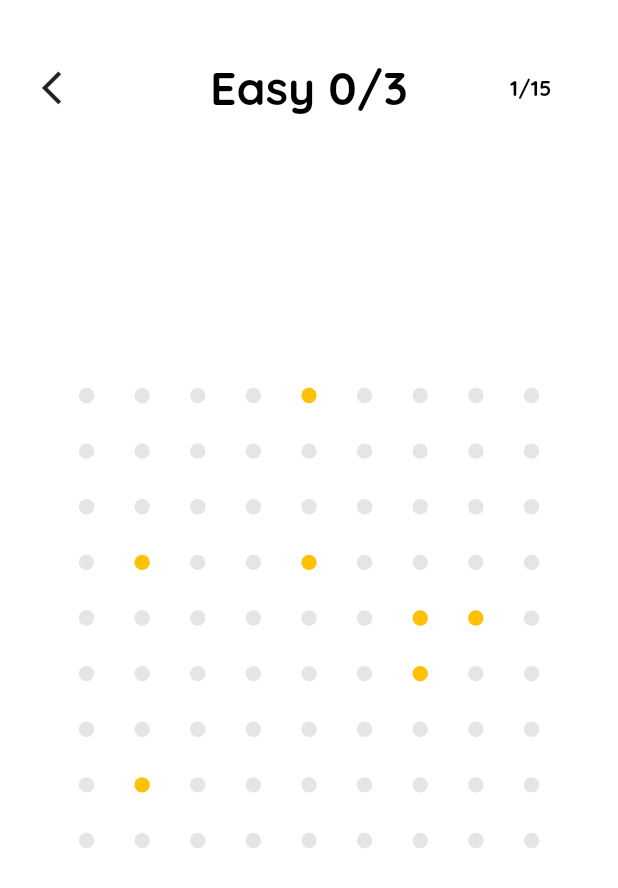
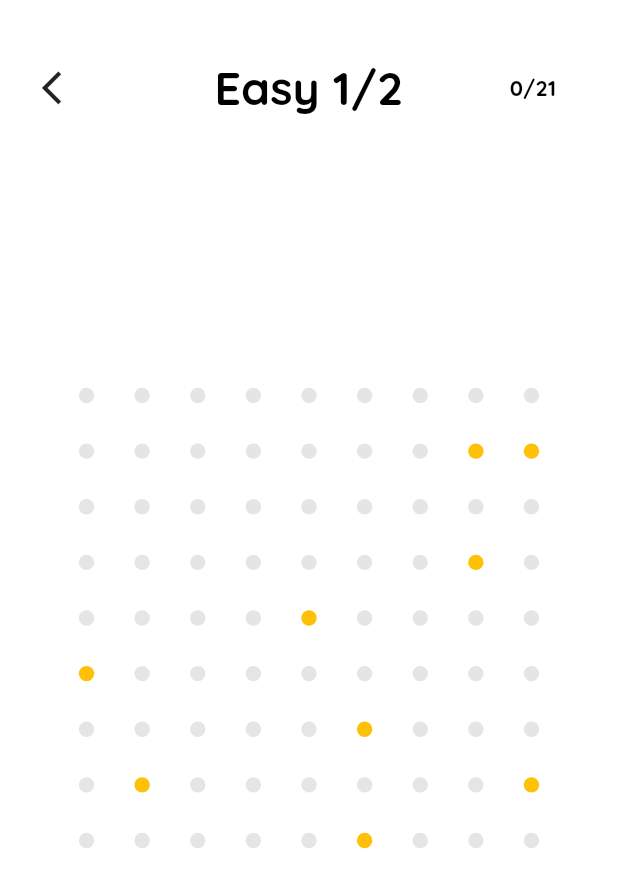
Before and after one commit to Neptune-1/optimal_routing, a Flutter app: the screen it shows after launch, after a tap on "Start", on a phone screen of 412 x 824 dp. Shown: the top 888 px of the screen. Run offline on Flutter 3.47's test engine with Material 2 defaults, Android fonts, the phone set to English and light mode, and no system bars; our stand-ins replace google_fonts, package_info_plus, shared_preferences.

Commit message:
small fixes

```diff
--- a/lib/data/trees.dart
+++ b/lib/data/trees.dart
@@ -1,3 +1 @@
-List trees = [[[[[4, 3], [7, 4], [4, 0], [6, 5], [6, 4], [1, 3], [1, 7]], 15, 0], [[[0, 8], [5, 4], [0, 2], [5, 2], [5, 0]], 15, 0], [[[0, 2], [0, 7], [5, 4], [0, 1], [1, 8], [2, 2], [6, 6], [2, 0], [4, 1]], 21, 1]]];
-
-// [[[0, 2], [0, 7], [5, 4], [0, 1], [1, 8], [2, 2], [6, 6], [2, 0], [4, 1]], 21, 1], [[[4, 7], [4, 6], [5, 5], [7, 5], [7, 2], [7, 7], [5, 7], [0, 3], [8, 5], [1, 1]], 20, 2], [[[1, 0], [5, 3], [2, 3], [0, 4], [6, 2], [4, 8], [4, 3], [0, 0]], 17, 1], [[[1, 7], [1, 7], [2, 7], [4, 2], [3, 6]], 8, 0], [[[2, 8], [1, 5], [3, 7], [2, 7], [5, 1]], 12, 1], [[[6, 7], [2, 1], [8, 4], [7, 8], [5, 3]], 14, 1], [[[1, 6], [6, 8], [0, 8], [2, 8], [8, 3], [6, 6]], 15, 1], [[[5, 8], [5, 1], [1, 0], [3, 2], [4, 7], [1, 5], [3, 6]], 16, 2]
+List trees = [[[[[0, 5], [5, 8], [4, 4], [7, 1], [7, 3], [1, 7], [5, 6], [8, 1], [8, 7]], 21], [[[7, 1], [7, 6], [1, 6], [3, 0], [2, 2], [0, 1], [8, 6], [7, 2], [1, 2]], 20]], [[[[0, 2], [4, 8], [2, 0], [7, 6], [8, 2], [2, 7], [8, 5], [5, 1], [5, 8], [6, 1], [4, 5]], 25], [[[1, 5], [4, 1], [0, 7], [3, 1], [7, 3], [2, 7], [8, 6], [0, 0], [3, 7], [5, 8], [8, 5]], 25]], [[[[6, 1], [5, 3], [7, 7], [0, 3], [1, 8], [3, 0], [1, 6], [1, 0], [6, 7], [0, 7], [4, 8], [8, 6], [0, 8], [3, 4]], 30], [[[6, 4], [3, 5], [0, 4], [7, 8], [6, 0], [1, 0], [5, 5], [8, 2], [1, 5], [2, 6], [3, 2], [4, 8], [0, 0], [2, 7]], 30]]];
--- a/lib/main.dart
+++ b/lib/main.dart
@@ -13,14 +13,12 @@
   const MyApp({Key? key}) : super(key: key);
 
   Future<bool> init(context) async {
-    print(0);
     Prefs.init();
-    print(1);
 
     PackageInfo packageInfo = await PackageInfo.fromPlatform();
     String version = packageInfo.version;
-    print(2);
-    print(3);
+
+    //Prefs.clear();
 
     if (Prefs.getString("version") != version) {
       Prefs.clear();
--- a/lib/pages/game_page.dart
+++ b/lib/pages/game_page.dart
@@ -77,7 +77,7 @@
                         ),
                       ),
                     Text(
-                      "${["Easy", "Middle", "Hard"][widget.level]} $gameNum/${trees[widget.level].length}",
+                      "${["Easy", "Middle", "Hard"][widget.level]} ${gameNum+1}/${trees[widget.level].length}",
                       style: GoogleFonts.quicksand(
                           fontSize: Style.blockM * 1.5, fontWeight: FontWeight.w800, color: Style.primaryColor),
                     ),
@@ -87,7 +87,7 @@
                           return SizedBox(
                             width: Style.blockM * 3,
                             child: Text(
-                              "${(snapshot.data ?? 0) +1}/${trees[widget.level][gameNum][1]}",
+                              "${(snapshot.data ?? 0)}/${trees[widget.level][gameNum][1]}",
                               style: GoogleFonts.quicksand(
                                   fontSize: Style.blockM * 0.7, fontWeight: FontWeight.w800, color: Style.primaryColor),
                             ),
```
